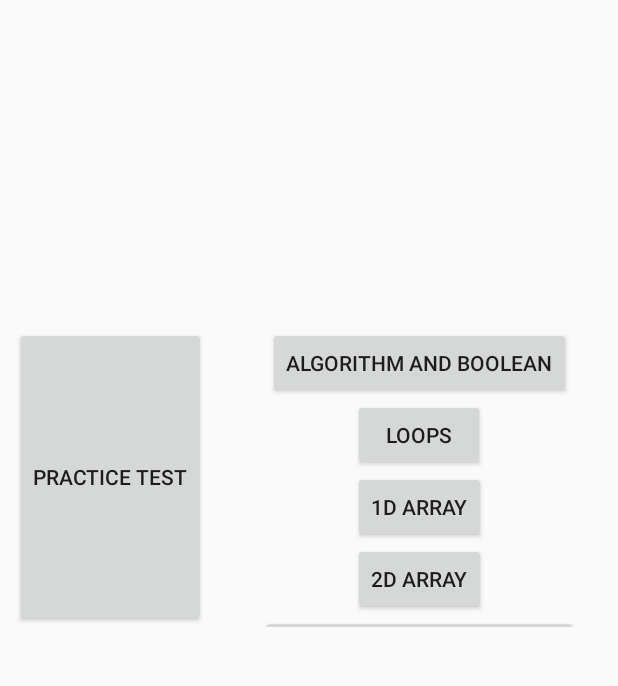
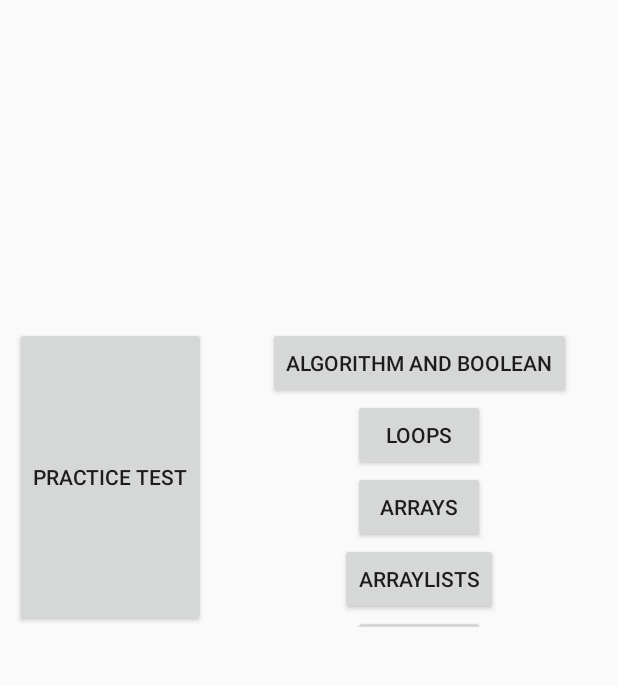
Before and after one commit to mgningueASC4/Midyear-Android-App-Dev-Project, an Android app: the screen it shows after launch (MainActivity), on a phone screen of 412 x 824 dp, the part 141-827 px from its top. Run offline under Robolectric (Android 15) with nearby library versions, the phone set to English and light mode, and no system bars.

Commit message:
Modified buttons

```diff
--- a/APCSQuiz/APCSQuiz/app/src/main/java/com/example/imtia/apcsquiz/MainActivity.kt
+++ b/APCSQuiz/APCSQuiz/app/src/main/java/com/example/imtia/apcsquiz/MainActivity.kt
@@ -10,6 +10,7 @@ import kotlinx.android.synthetic.main.activity_main.*
 
 class MainActivity : AppCompatActivity() {
     lateinit var testButton: Button
+    lateinit var ab_expression: Button
 
 
     override fun onCreate(savedInstanceState: Bundle?) {
--- a/APCSQuiz/APCSQuiz/app/src/main/res/layout/activity_main.xml
+++ b/APCSQuiz/APCSQuiz/app/src/main/res/layout/activity_main.xml
@@ -64,25 +64,16 @@
                     android:text="Loops"
                     />
                 <Button
-                    android:id="@+id/array1D"
+                    android:id="@+id/arrays"
                     android:layout_width="wrap_content"
                     android:layout_height="wrap_content"
-                    android:text="1D Array"/>
+                    android:text="Arrays"/>
+
                 <Button
-                    android:id="@+id/array2D"
+                    android:id="@+id/arrayList"
                     android:layout_width="wrap_content"
                     android:layout_height="wrap_content"
-                    android:text="2D Array"/>
-                <Button
-                    android:id="@+id/array_linked_list"
-                    android:layout_width="wrap_content"
-                    android:layout_height="wrap_content"
-                    android:text="Arraylist and Linked List"/>
-                <Button
-                    android:id="@+id/iterators"
-                    android:layout_width="wrap_content"
-                    android:layout_height="wrap_content"
-                    android:text="Iterators"/>
+                    android:text="Arraylists"/>
                 <Button
                     android:id="@+id/strings"
                     android:layout_width="wrap_content"
@@ -109,50 +100,10 @@
                     android:layout_height="wrap_content"
                     android:text="Algorithms and Big O"/>
                 <Button
-                    android:id="@+id/comparable_and_comparator"
+                    android:id="@+id/search_sorting"
                     android:layout_width="wrap_content"
                     android:layout_height="wrap_content"
-                    android:text="Comparable and Comparator"/>
-                <Button
-                    android:id="@+id/binary_search"
-                    android:layout_width="wrap_content"
-                    android:layout_height="wrap_content"
-                    android:text="Binary Search"/>
-                <Button
-                    android:id="@+id/sorting"
-                    android:layout_width="wrap_content"
-                    android:layout_height="wrap_content"
-                    android:text="Sorting"/>
-                <Button
-                    android:id="@+id/listNode"
-                    android:layout_width="wrap_content"
-                    android:layout_height="wrap_content"
-                    android:text="Linked List Using List Node"/>
-                <Button
-                    android:id="@+id/stacks_and_ques"
-                    android:layout_width="wrap_content"
-                    android:layout_height="wrap_content"
-                    android:text="Stacks and Ques"/>
-                <Button
-                    android:id="@+id/seta_and_maps"
-                    android:layout_width="wrap_content"
-                    android:layout_height="wrap_content"
-                    android:text="Sets and Maps"/>
-                <Button
-                    android:id="@+id/treeNode"
-                    android:layout_width="wrap_content"
-                    android:layout_height="wrap_content"
-                    android:text="Trees using TreeNode"/>
-                <Button
-                    android:id="@+id/heaps"
-                    android:layout_width="wrap_content"
-                    android:layout_height="wrap_content"
-                    android:text="Heaps"/>
-                <Button
-                    android:id="@+id/puzzles"
-                    android:layout_width="wrap_content"
-                    android:layout_height="wrap_content"
-                    android:text="Puzzles"/>
+                    android:text="Searching and Sorting"/>
             </LinearLayout>
 
         </ScrollView>
```
